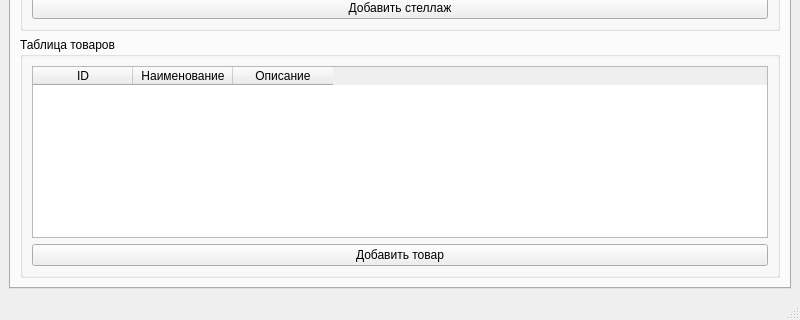
First picture: the form in mainwindow.ui, repository Artemvv88/storageSystemProject, before the edit; both pictures show x 0 to 800 and y 280 to 600 of the 800 by 600 pixel window.
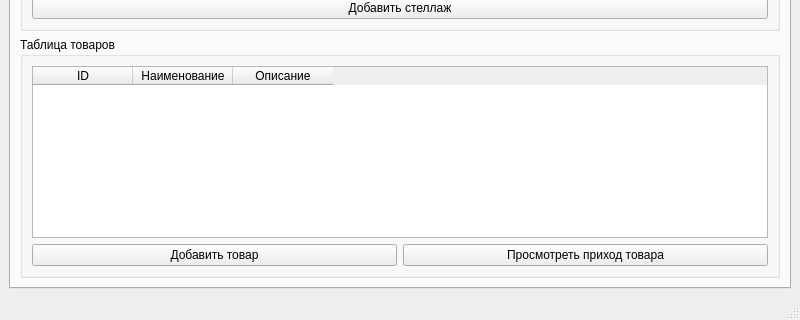
Second picture: the form after the edit. The open tabs and pages were chosen to show the change.

What changed in the file:
```diff
--- a/mainwindow.ui
+++ b/mainwindow.ui
@@ -166,11 +166,22 @@
             </widget>
            </item>
            <item>
-            <widget class="QPushButton" name="addProductBtn">
-             <property name="text">
-              <string>Добавить товар</string>
-             </property>
-            </widget>
+            <layout class="QHBoxLayout" name="horizontalLayout_4">
+             <item>
+              <widget class="QPushButton" name="addProductBtn">
+               <property name="text">
+                <string>Добавить товар</string>
+               </property>
+              </widget>
+             </item>
+             <item>
+              <widget class="QPushButton" name="lookupFlowBtn">
+               <property name="text">
+                <string>Просмотреть приход товара</string>
+               </property>
+              </widget>
+             </item>
+            </layout>
            </item>
           </layout>
          </widget>
```
Left out of the diff: 38 changed lines with no effect on the pictures.
